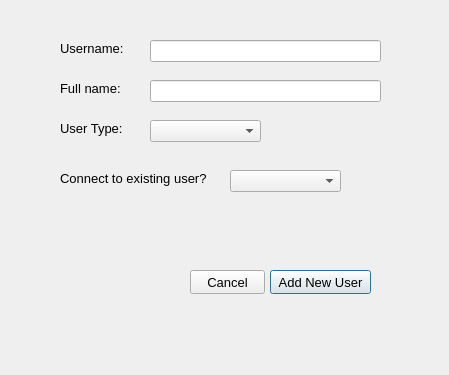
thenewcoder/school-administration-system, file edituserdialog.ui: the form before one commit.
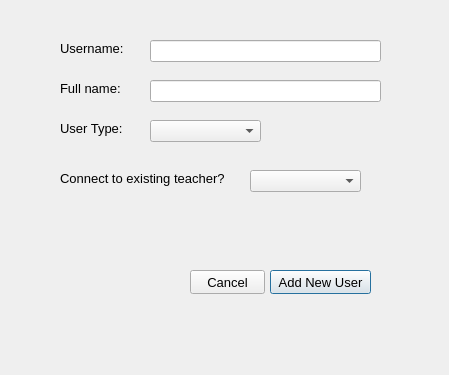
The form after the commit.

Commit message: Finished functionality for editing user data

The edit to the form file:
```diff
--- a/edituserdialog.ui
+++ b/edituserdialog.ui
@@ -49,12 +49,12 @@
     <rect>
      <x>60</x>
      <y>170</y>
-     <width>161</width>
+     <width>181</width>
      <height>16</height>
     </rect>
    </property>
    <property name="text">
-    <string>Connect to existing user?</string>
+    <string>Connect to existing teacher?</string>
    </property>
   </widget>
   <widget class="QLineEdit" name="leFullname">
@@ -80,7 +80,7 @@
   <widget class="QComboBox" name="cbConnectUser">
    <property name="geometry">
     <rect>
-     <x>230</x>
+     <x>250</x>
      <y>170</y>
      <width>111</width>
      <height>22</height>
```
Left out of the diff: 2 changed lines with no effect on the pictures. The commit also changes 7 other files.
